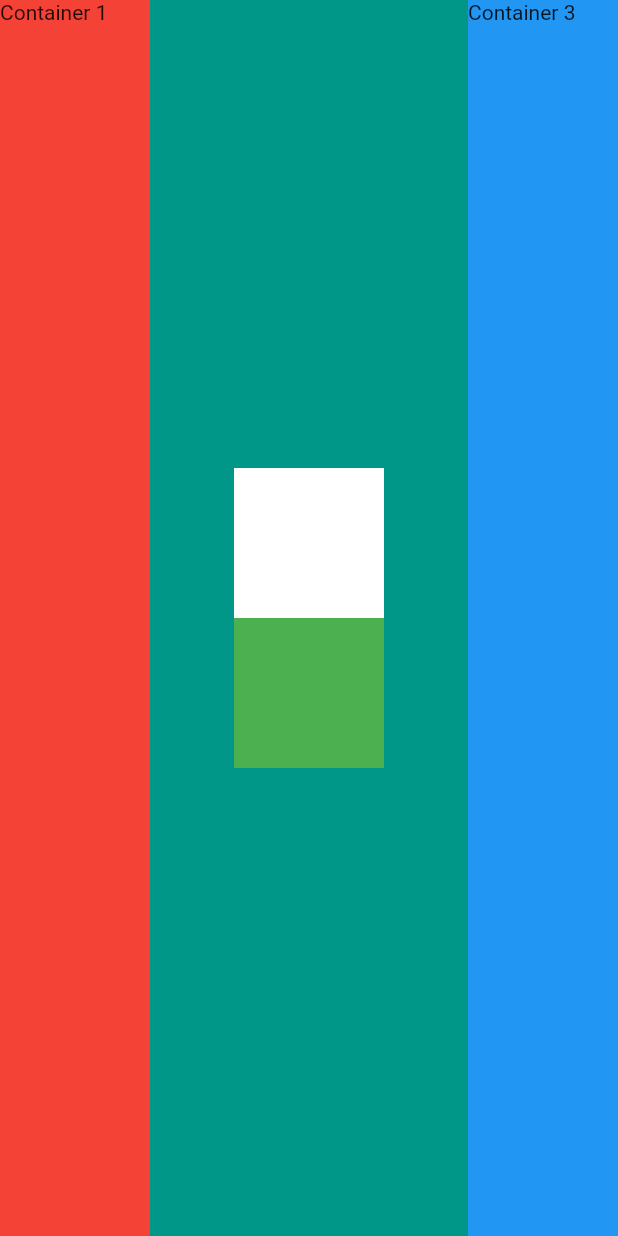
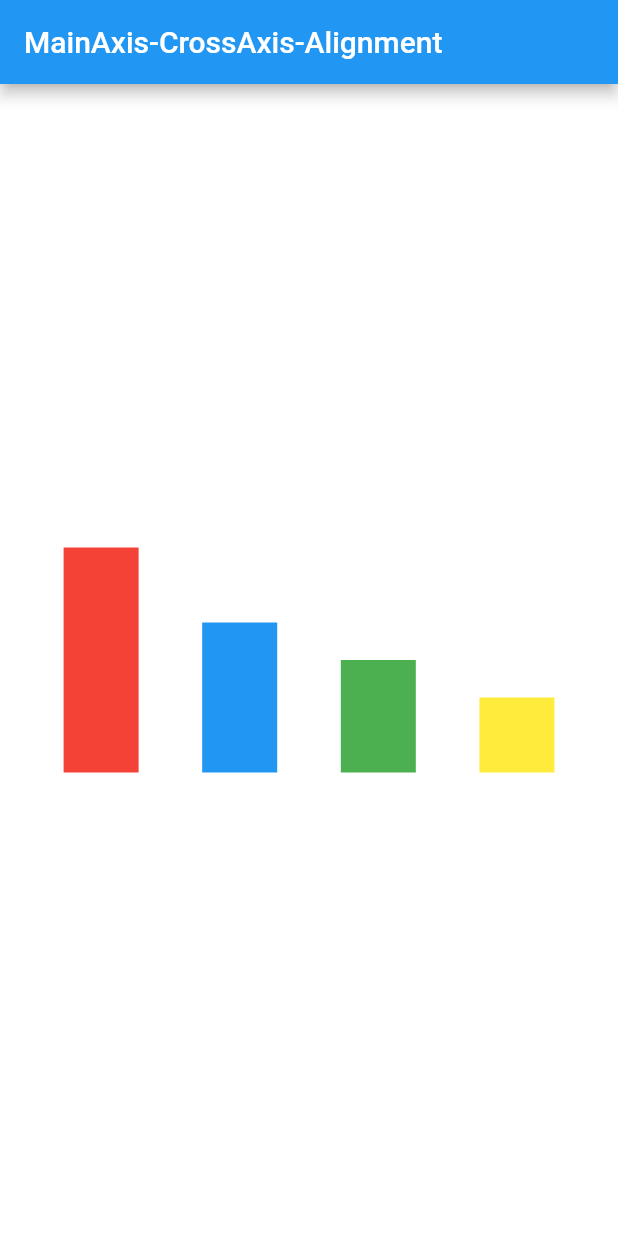
Before and after one commit to appmath/mi_card_flutter, a Flutter app: the screen it shows after launch, on a phone screen of 412 x 824 dp. Run offline on Flutter 3.47's test engine with Material 2 defaults, Android fonts, the phone set to English and light mode, and no system bars.

Commit message:
Finished the challenge

```diff
--- a/lib/main.dart
+++ b/lib/main.dart
@@ -10,42 +10,23 @@ class MyApp extends StatelessWidget {
   Widget build(BuildContext context) {
     return MaterialApp(
       home: Scaffold(
-        backgroundColor: Colors.teal,
+        appBar: AppBar(title: Text('MainAxis-CrossAxis-Alignment')),
+        backgroundColor: Colors.white,
         body: SafeArea(
-            child: Row(
-          mainAxisAlignment: MainAxisAlignment.spaceBetween,
-          children: [
-            Container(
-              width: 100,
-              color: Colors.red,
-              height: double.infinity,
-              child: Text('Container 1'),
-            ),
-            Container(
-                margin: new EdgeInsets.all(55.00),
-                color: Colors.teal,
-                child: Column(
-                  mainAxisAlignment: MainAxisAlignment.center,
-                  children: [
-                    Container(
-                      width: 100,
-                      height: 100,
-                      color: Colors.white,
-                    ),
-                    Container(
-                      width: 100,
-                      height: 100,
-                      color: Colors.green,
-                    ),
-                  ],
-                )),
-            Container(
-              width: 100,
-              height: double.infinity,
-              color: Colors.blue,
-              child: Text('Container 3'),
-            ),
-          ],
+            child: Center(
+          child: Row(
+            mainAxisAlignment: MainAxisAlignment.spaceEvenly,
+            crossAxisAlignment: CrossAxisAlignment.end,
+            children: [
+              // Container(width: 50, height: 50, color: Colors.red),
+              Container(width: 50, height: 150, color: Colors.red),
+              // Container(width: 50, height: 50, color: Colors.blue),
+              Container(width: 50, height: 100, color: Colors.blue),
+              // Container(width: 50, height: 50, color: Colors.green),
+              Container(width: 50, height: 75, color: Colors.green),
+              Container(width: 50, height: 50, color: Colors.yellow),
+            ],
+          ),
         )),
       ),
     );
```
